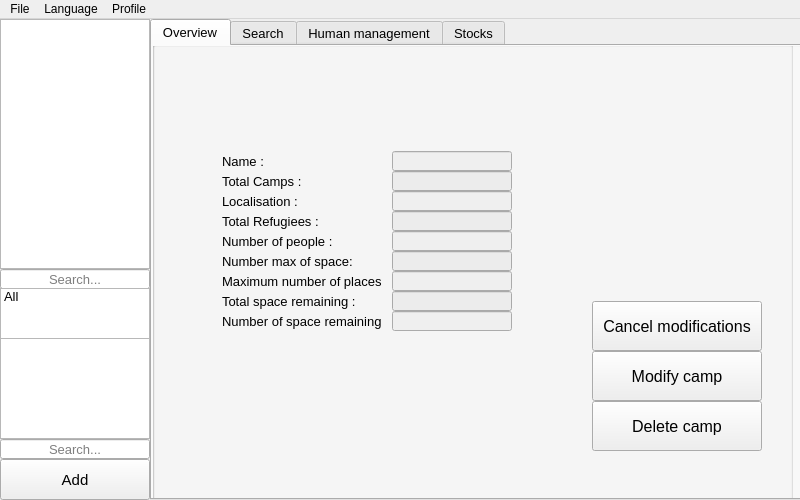
Qt form mainwin.ui (limalayla/PadID_Humanitaire) before a commit.
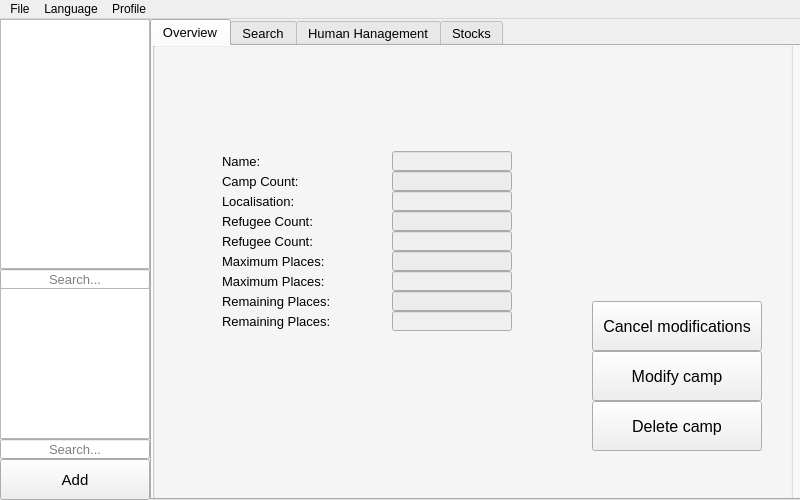
The same form after that commit. The open tabs and pages were chosen to show the change. Icons and pictures are not drawn.

```diff
--- a/mainwin.ui
+++ b/mainwin.ui
@@ -152,7 +152,7 @@
         </font>
        </property>
        <property name="text">
-        <string>Name :</string>
+        <string>Name:</string>
        </property>
       </widget>
       <widget class="QLabel" name="label_campLoc">
@@ -170,7 +170,7 @@
         </font>
        </property>
        <property name="text">
-        <string>Localisation :</string>
+        <string>Localisation:</string>
        </property>
       </widget>
       <widget class="QLabel" name="label_campNbRefugee">
@@ -188,7 +188,7 @@
         </font>
        </property>
        <property name="text">
-        <string>Number of people :</string>
+        <string>Refugee Count:</string>
        </property>
       </widget>
       <widget class="QLabel" name="label_campPlaceMax">
@@ -206,7 +206,7 @@
         </font>
        </property>
        <property name="text">
-        <string>Maximum number of places :</string>
+        <string>Maximum Places:</string>
        </property>
       </widget>
       <widget class="QLabel" name="label_campPlaceRemaining">
@@ -224,7 +224,7 @@
         </font>
        </property>
        <property name="text">
-        <string>Number of space remaining :</string>
+        <string>Remaining Places:</string>
        </property>
       </widget>
       <widget class="QPushButton" name="btn_campModCancel">
@@ -310,7 +310,7 @@
         </rect>
        </property>
        <property name="text">
-        <string>Total Camps :</string>
+        <string>Camp Count:</string>
        </property>
       </widget>
       <widget class="QLabel" name="label_campTotalPlaceMax">
@@ -323,7 +323,7 @@
         </rect>
        </property>
        <property name="text">
-        <string>Number max of space: </string>
+        <string>Maximum Places: </string>
        </property>
       </widget>
       <widget class="QLabel" name="label_campTotalRefugiee">
@@ -336,7 +336,7 @@
         </rect>
        </property>
        <property name="text">
-        <string>Total Refugiees :</string>
+        <string>Refugee Count:</string>
        </property>
       </widget>
       <widget class="QLabel" name="label_totalPlacesRemaining">
@@ -349,7 +349,7 @@
         </rect>
        </property>
        <property name="text">
-        <string>Total space remaining :</string>
+        <string>Remaining Places:</string>
        </property>
       </widget>
       <widget class="QLineEdit" name="text_campTotal">
@@ -750,7 +750,7 @@
     </widget>
     <widget class="QWidget" name="tab_manage">
      <attribute name="title">
-      <string>Human management</string>
+      <string>Human Hanagement</string>
      </attribute>
      <widget class="QListWidget" name="list_manage">
       <property name="geometry">
@@ -1171,9 +1171,9 @@
     <property name="geometry">
      <rect>
       <x>0</x>
-      <y>319</y>
+      <y>269</y>
       <width>150</width>
-      <height>101</height>
+      <height>151</height>
      </rect>
     </property>
     <property name="font">
```
Left out of the diff: 34 changed lines with no effect on the pictures.
